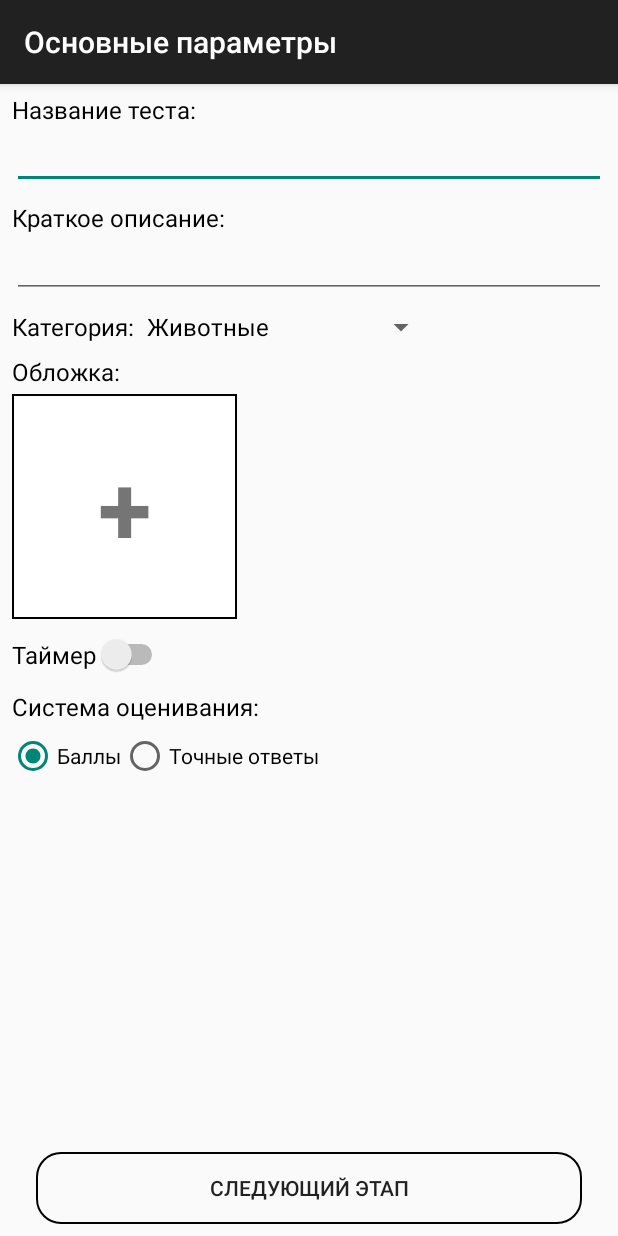
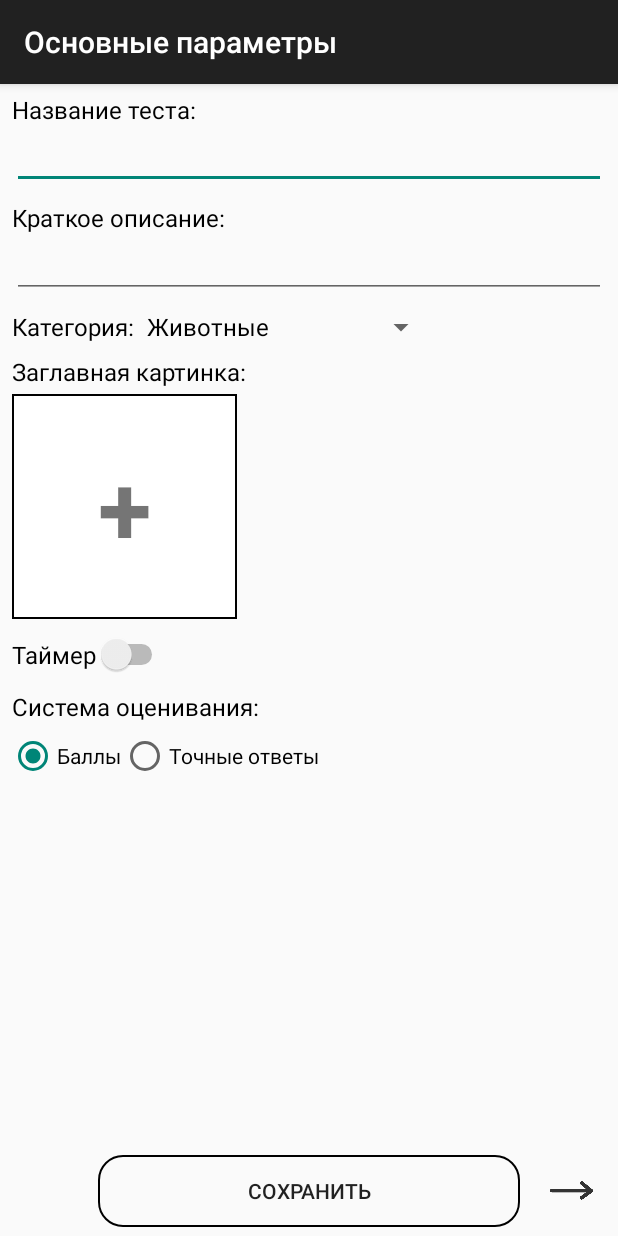
Before and after one commit to DlMOOON/MyTest, an Android app: the Add_Test screen opened directly, with no data from a screen before it, on a phone screen of 412 x 824 dp. Run offline under Robolectric (Android 15) with nearby library versions, the phone set to English and light mode, and no system bars; our stand-ins replace Picasso.

Commit message:
доработки

```diff
--- a/app/src/main/java/com/example/mytest/DBTests.java
+++ b/app/src/main/java/com/example/mytest/DBTests.java
@@ -14,7 +14,7 @@ import java.util.HashMap;
 
 public class DBTests {
 
-    private static final int DATABASE_VERSION = 65;
+    private static final int DATABASE_VERSION = 66;
     private static final String DATABASE_NAME = "TestsDB";
 
     private static final String TABLE_TEST_INFO = "Test_Info";
--- a/app/src/main/res/layout/add_test.xml
+++ b/app/src/main/res/layout/add_test.xml
@@ -55,7 +55,7 @@
             android:layout_height="wrap_content"
             android:layout_marginStart="8dp"
             android:layout_marginTop="8dp"
-            android:text="@string/Обложка_теста"
+            android:text="Заглавная картинка:"
             android:textColor="@color/black"
             android:textSize="16sp"
             app:layout_constraintStart_toStartOf="parent"
@@ -147,24 +147,6 @@
             app:layout_constraintStart_toStartOf="parent"
             app:layout_constraintTop_toBottomOf="@+id/textView5" />
 
-        <Button
-            android:id="@+id/Create_test_info"
-            android:layout_width="match_parent"
-            android:layout_height="wrap_content"
-            android:layout_marginStart="24dp"
-            android:layout_marginTop="24dp"
-            android:layout_marginEnd="24dp"
-            android:layout_marginBottom="6dp"
-            android:background="@drawable/back_for_button"
-            android:onClick="Save_test_info"
-            android:text="@string/Следующий_этап"
-            app:layout_constraintBottom_toBottomOf="parent"
-            app:layout_constraintEnd_toEndOf="parent"
-            app:layout_constraintHorizontal_bias="0.0"
-            app:layout_constraintStart_toStartOf="parent"
-            app:layout_constraintTop_toBottomOf="@+id/Rating_system"
-            app:layout_constraintVertical_bias="0.99" />
-
         <TextView
             android:id="@+id/plus"
             android:layout_width="wrap_content"
@@ -222,10 +204,10 @@
             android:layout_width="30dp"
             android:layout_height="30dp"
             android:layout_marginEnd="16dp"
-            android:visibility="invisible"
-            app:layout_constraintBottom_toBottomOf="@+id/Create_test_info"
+            android:visibility="visible"
+            app:layout_constraintBottom_toBottomOf="@+id/Save_test_info"
             app:layout_constraintEnd_toEndOf="parent"
-            app:layout_constraintTop_toTopOf="@+id/Create_test_info"
+            app:layout_constraintTop_toTopOf="@+id/Save_test_info"
             app:srcCompat="@drawable/forward" />
 
         <Button
@@ -233,16 +215,19 @@
             android:layout_width="0dp"
             android:layout_height="wrap_content"
             android:layout_marginStart="65dp"
+            android:layout_marginTop="16dp"
             android:layout_marginEnd="65dp"
+            android:layout_marginBottom="6dp"
             android:background="@drawable/back_for_button"
             android:onClick="Save_test_info"
             android:text="Сохранить"
-            android:visibility="invisible"
-            app:layout_constraintBottom_toBottomOf="@+id/Create_test_info"
+            android:visibility="visible"
+            app:layout_constraintBottom_toBottomOf="parent"
             app:layout_constraintEnd_toEndOf="parent"
-            app:layout_constraintHorizontal_bias="0.0"
+            app:layout_constraintHorizontal_bias="1.0"
             app:layout_constraintStart_toStartOf="parent"
-            app:layout_constraintTop_toTopOf="@+id/Create_test_info" />
+            app:layout_constraintTop_toBottomOf="@+id/Rating_system"
+            app:layout_constraintVertical_bias="1.0" />
 
     </androidx.constraintlayout.widget.ConstraintLayout>
 
```
Also changed, not shown: app/src/main/java/com/example/mytest/Add_Test.java (+22 -22 lines), app/src/main/res/layout/add_question.xml (+4 -6 lines), app/src/main/res/layout/add_result.xml (+13 -13 lines), app/src/main/res/drawable/save.png (added).
